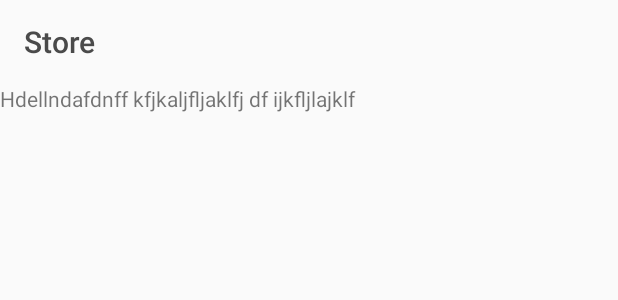
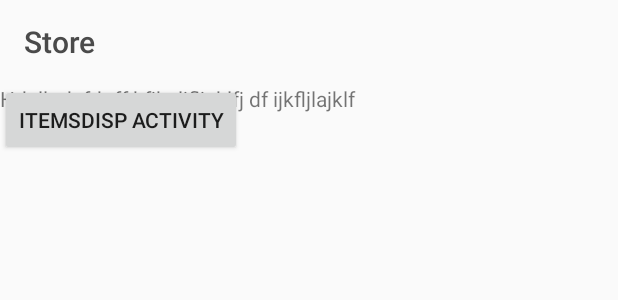
Before and after one commit to shivamkalra13/ECommerceApp, an Android app: the layout activity_home.xml on its own in the app's theme, with its tools: preview values and no code run, on a phone screen of 412 x 824 dp. Shown: the top 300 px of the screen. Run offline under Robolectric (Android 15) with nearby library versions, the phone set to English and light mode, and no system bars.

Commit message:
made new activity ItemsDisp and made filter toolbar

```diff
--- a/app/src/main/AndroidManifest.xml
+++ b/app/src/main/AndroidManifest.xml
@@ -9,7 +9,8 @@
         android:roundIcon="@mipmap/ic_launcher_round"
         android:supportsRtl="true"
         android:theme="@style/AppTheme">
-        <activity android:name=".HomeActivity"></activity>
+        <activity android:name=".ItemsDisp"></activity>
+        <activity android:name=".HomeActivity" />
         <activity android:name=".LoginActivity" />
         <activity android:name=".SignupActivity" />
         <activity android:name=".MainActivity">
--- a/app/src/main/java/d/androidapps/ecommerceapp/HomeActivity.java
+++ b/app/src/main/java/d/androidapps/ecommerceapp/HomeActivity.java
@@ -93,4 +93,9 @@ public class HomeActivity extends AppCompatActivity{
         );
     }
 
+    public void toItemsDisp(View view)
+    {
+        Intent i = new Intent(HomeActivity.this,ItemsDisp.class);
+        startActivity(i);
+    }
 }
--- a/app/src/main/res/layout/activity_home.xml
+++ b/app/src/main/res/layout/activity_home.xml
@@ -23,6 +23,13 @@
             android:layout_height="match_parent"
             android:text="Hdellndafdnff kfjkaljfljaklfj df ijkfljlajklf"
             android:layout_below="@+id/toolbar"/>
+        <Button
+            android:layout_width="wrap_content"
+            android:layout_height="wrap_content"
+            android:layout_below="@+id/toolbar"
+            android:text="ItemsDisp activity"
+            android:onClick="toItemsDisp"
+            />
     </RelativeLayout>
     <com.google.android.material.navigation.NavigationView
         android:layout_width="wrap_content"
```
